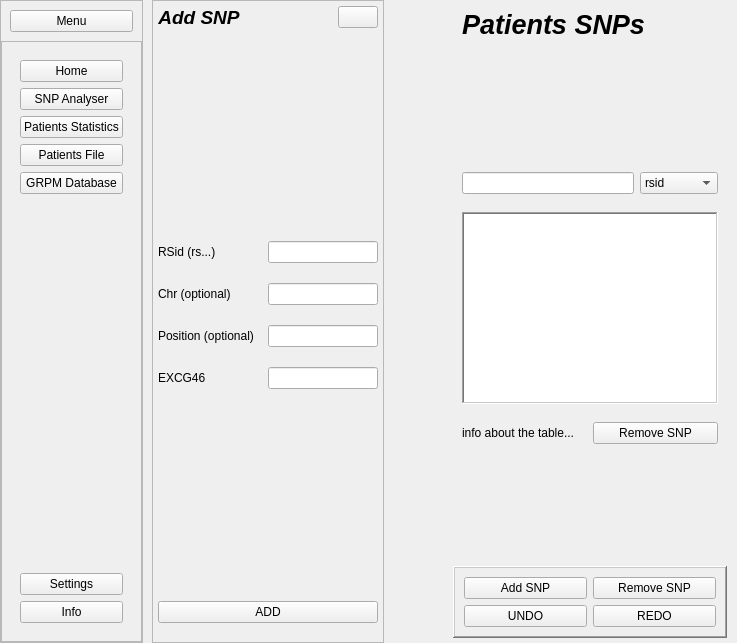
Qt form proj/frontend/views/ui/patients_file.ui (be4ri/proiect-licenta) before a commit.
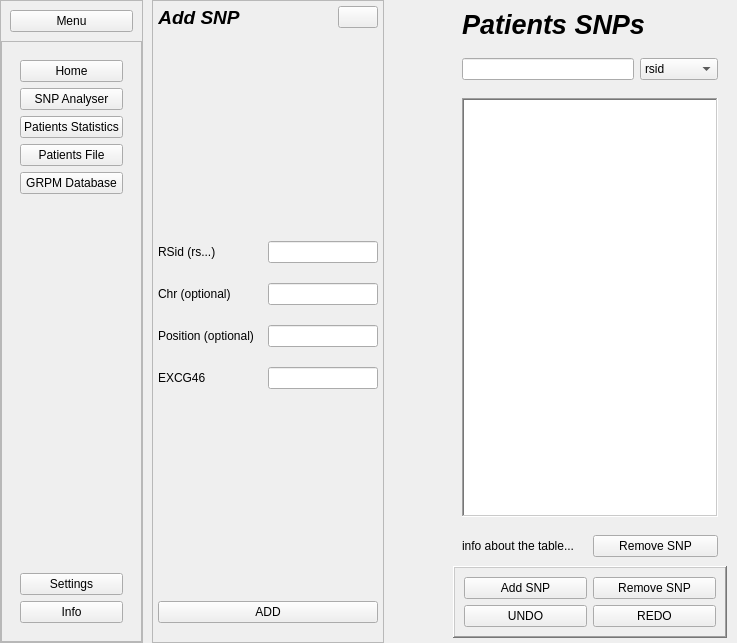
The same form after that commit. Icons and pictures are not drawn.

What changed in the file:
```diff
--- a/proj/frontend/views/ui/patients_file.ui
+++ b/proj/frontend/views/ui/patients_file.ui
@@ -497,19 +497,6 @@
         </layout>
        </widget>
       </item>
-      <item>
-       <spacer name="verticalSpacer_3">
-        <property name="orientation">
-         <enum>Qt::Orientation::Vertical</enum>
-        </property>
-        <property name="sizeHint" stdset="0">
-         <size>
-          <width>20</width>
-          <height>40</height>
-         </size>
-        </property>
-       </spacer>
-      </item>
       <item>
        <widget class="QFrame" name="search_frame">
         <property name="frameShape">
@@ -594,19 +581,6 @@
         </layout>
        </widget>
       </item>
-      <item>
-       <spacer name="verticalSpacer_2">
-        <property name="orientation">
-         <enum>Qt::Orientation::Vertical</enum>
-        </property>
-        <property name="sizeHint" stdset="0">
-         <size>
-          <width>20</width>
-          <height>40</height>
-         </size>
-        </property>
-       </spacer>
-      </item>
       <item>
        <widget class="QFrame" name="patients_buttons_frame">
         <property name="frameShape">
```
Left out of the diff: 20 changed lines with no effect on the pictures.
